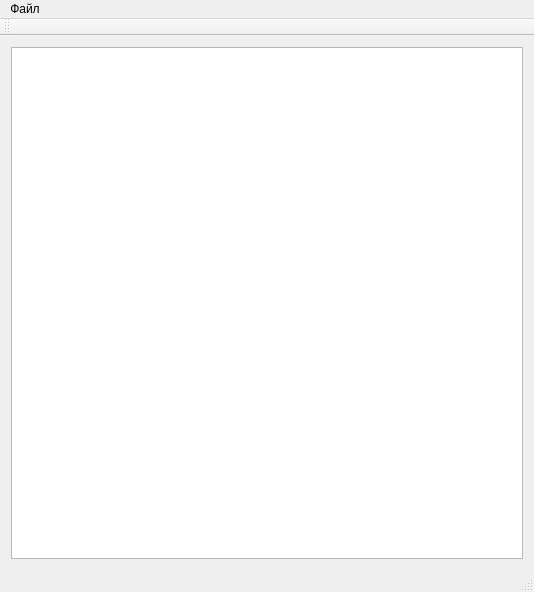
The window that mainwindow.ui (AiK312/DPLM) describes before a commit, drawn with Qt 5.
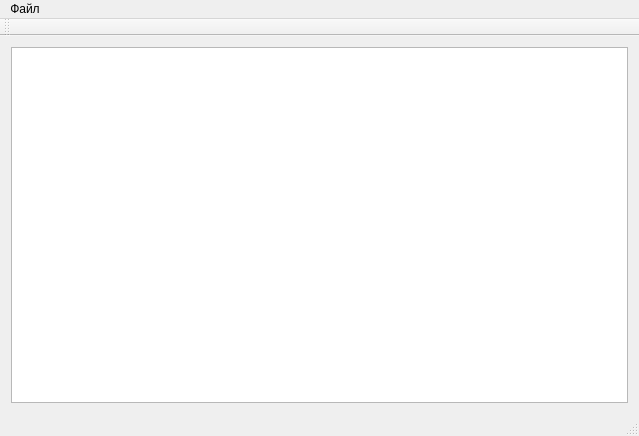
The same window after the commit.

The edit to the form file:
```diff
--- a/mainwindow.ui
+++ b/mainwindow.ui
@@ -2,16 +2,19 @@
 <ui version="4.0">
  <class>MainWindow</class>
  <widget class="QMainWindow" name="MainWindow">
+  <property name="enabled">
+   <bool>true</bool>
+  </property>
   <property name="geometry">
    <rect>
     <x>0</x>
     <y>0</y>
-    <width>530</width>
-    <height>583</height>
+    <width>639</width>
+    <height>436</height>
    </rect>
   </property>
   <property name="sizePolicy">
-   <sizepolicy hsizetype="Expanding" vsizetype="Expanding">
+   <sizepolicy hsizetype="Preferred" vsizetype="Preferred">
     <horstretch>0</horstretch>
     <verstretch>0</verstretch>
    </sizepolicy>
@@ -26,23 +29,11 @@
    <layout class="QGridLayout" name="gridLayout">
     <item row="0" column="0">
      <widget class="QGraphicsView" name="view">
-      <property name="enabled">
-       <bool>true</bool>
-      </property>
-      <property name="minimumSize">
-       <size>
-        <width>512</width>
-        <height>512</height>
-       </size>
-      </property>
-      <property name="mouseTracking">
-       <bool>false</bool>
-      </property>
-      <property name="focusPolicy">
-       <enum>Qt::StrongFocus</enum>
-      </property>
-      <property name="autoFillBackground">
-       <bool>false</bool>
+      <property name="sizePolicy">
+       <sizepolicy hsizetype="Ignored" vsizetype="Ignored">
+        <horstretch>0</horstretch>
+        <verstretch>0</verstretch>
+       </sizepolicy>
       </property>
       <property name="verticalScrollBarPolicy">
        <enum>Qt::ScrollBarAlwaysOff</enum>
@@ -50,20 +41,6 @@
       <property name="horizontalScrollBarPolicy">
        <enum>Qt::ScrollBarAlwaysOff</enum>
       </property>
-      <property name="interactive">
-       <bool>true</bool>
-      </property>
-      <property name="sceneRect">
-       <rectf>
-        <x>0.000000000000000</x>
-        <y>0.000000000000000</y>
-        <width>0.000000000000000</width>
-        <height>0.000000000000000</height>
-       </rectf>
-      </property>
-      <property name="renderHints">
-       <set>QPainter::Antialiasing</set>
-      </property>
      </widget>
     </item>
    </layout>
@@ -73,7 +50,7 @@
     <rect>
      <x>0</x>
      <y>0</y>
-     <width>530</width>
+     <width>639</width>
      <height>21</height>
     </rect>
    </property>
```
Left out of the diff: 6 changed lines with no effect on the pictures.
